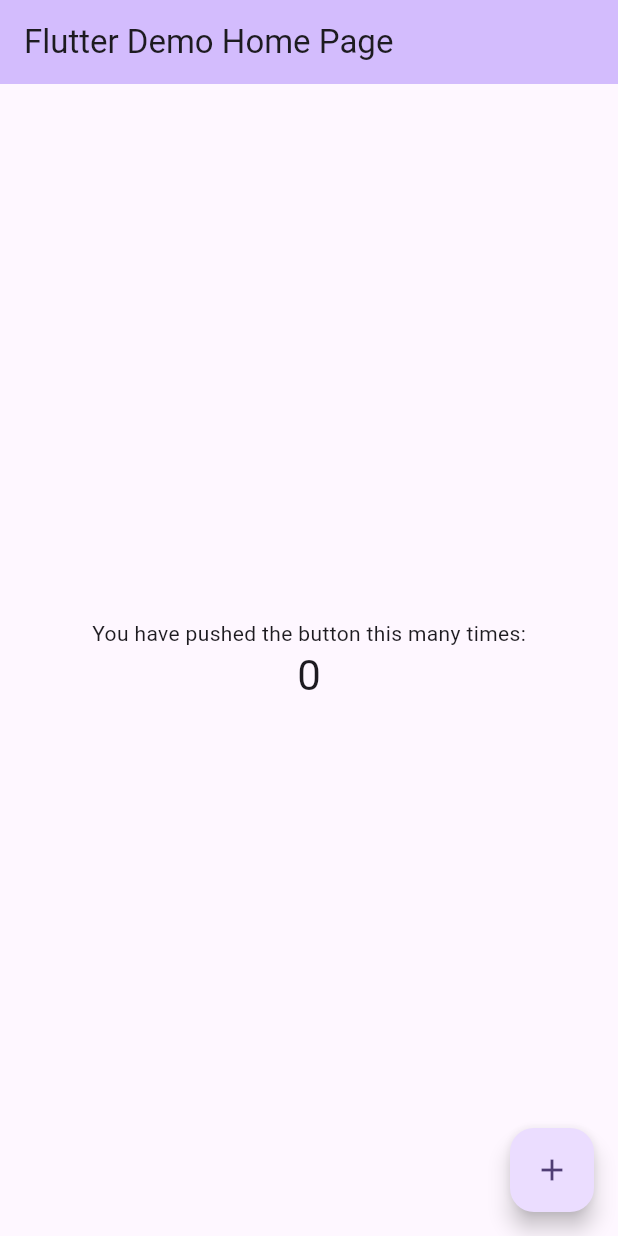
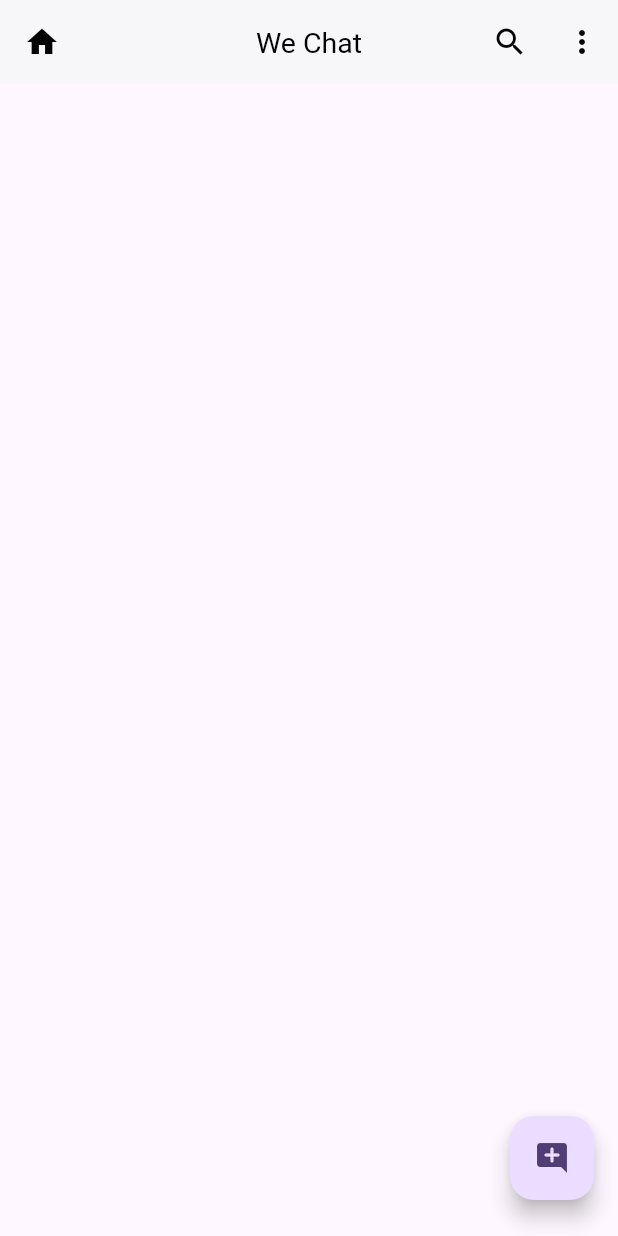
Before and after one commit to deepak20001/we_chat, a Flutter app: the screen it shows after launch, on a phone screen of 412 x 824 dp. Run offline on Flutter 3.47's test engine with Material 2 defaults, Android fonts, the phone set to English and light mode, and no system bars.

Commit message:
custom appBar theme created

```diff
--- a/lib/main.dart
+++ b/lib/main.dart
@@ -1,3 +1,4 @@
+import 'screens/home_screen.dart';
 import 'package:flutter/material.dart';
 
 void main() {
@@ -12,114 +13,25 @@ class MyApp extends StatelessWidget {
   Widget build(BuildContext context) {
     return MaterialApp(
       title: 'Flutter Demo',
+      debugShowCheckedModeBanner: false,
       theme: ThemeData(
-        // This is the theme of your application.
-        //
-        // TRY THIS: Try running your application with "flutter run". You'll see
-        // the application has a blue toolbar. Then, without quitting the app,
-        // try changing the seedColor in the colorScheme below to Colors.green
-        // and then invoke "hot reload" (save your changes or press the "hot
-        // reload" button in a Flutter-supported IDE, or press "r" if you used
-        // the command line to start the app).
-        //
-        // Notice that the counter didn't reset back to zero; the application
-        // state is not lost during the reload. To reset the state, use hot
-        // restart instead.
-        //
-        // This works for code too, not just values: Most code changes can be
-        // tested with just a hot reload.
-        colorScheme: ColorScheme.fromSeed(seedColor: Colors.deepPurple),
+        colorScheme: ColorScheme.fromSeed(
+          seedColor: Colors.deepPurple,
+        ),
+        appBarTheme: const AppBarTheme(
+          centerTitle: true,
+          elevation: 1,
+          iconTheme: IconThemeData(color: Colors.black),
+          titleTextStyle: TextStyle(
+            color: Colors.black,
+            fontWeight: FontWeight.normal,
+            fontSize: 19,
+          ),
+          backgroundColor: Colors.white,
+        ),
         useMaterial3: true,
       ),
-      home: const MyHomePage(title: 'Flutter Demo Home Page'),
+      home: const HomeScreen(),
     );
   }
 }
-
-class MyHomePage extends StatefulWidget {
-  const MyHomePage({super.key, required this.title});
-
-  // This widget is the home page of your application. It is stateful, meaning
-  // that it has a State object (defined below) that contains fields that affect
-  // how it looks.
-
-  // This class is the configuration for the state. It holds the values (in this
-  // case the title) provided by the parent (in this case the App widget) and
-  // used by the build method of the State. Fields in a Widget subclass are
-  // always marked "final".
-
-  final String title;
-
-  @override
-  State<MyHomePage> createState() => _MyHomePageState();
-}
-
-class _MyHomePageState extends State<MyHomePage> {
-  int _counter = 0;
-
-  void _incrementCounter() {
-    setState(() {
-      // This call to setState tells the Flutter framework that something has
-      // changed in this State, which causes it to rerun the build method below
-      // so that the display can reflect the updated values. If we changed
-      // _counter without calling setState(), then the build method would not be
-      // called again, and so nothing would appear to happen.
-      _counter++;
-    });
-  }
-
-  @override
-  Widget build(BuildContext context) {
-    // This method is rerun every time setState is called, for instance as done
-    // by the _incrementCounter method above.
-    //
-    // The Flutter framework has been optimized to make rerunning build methods
-    // fast, so that you can just rebuild anything that needs updating rather
-    // than having to individually change instances of widgets.
-    return Scaffold(
-      appBar: AppBar(
-        // TRY THIS: Try changing the color here to a specific color (to
-        // Colors.amber, perhaps?) and trigger a hot reload to see the AppBar
-        // change color while the other colors stay the same.
-        backgroundColor: Theme.of(context).colorScheme.inversePrimary,
-        // Here we take the value from the MyHomePage object that was created by
-        // the App.build method, and use it to set our appbar title.
-        title: Text(widget.title),
-      ),
-      body: Center(
-        // Center is a layout widget. It takes a single child and positions it
-        // in the middle of the parent.
-        child: Column(
-          // Column is also a layout widget. It takes a list of children and
-          // arranges them vertically. By default, it sizes itself to fit its
-          // children horizontally, and tries to be as tall as its parent.
-          //
-          // Column has various properties to control how it sizes itself and
-          // how it positions its children. Here we use mainAxisAlignment to
-          // center the children vertically; the main axis here is the vertical
-          // axis because Columns are vertical (the cross axis would be
-          // horizontal).
-          //
-          // TRY THIS: Invoke "debug painting" (choose the "Toggle Debug Paint"
-          // action in the IDE, or press "p" in the console), to see the
-          // wireframe for each widget.
-          mainAxisAlignment: MainAxisAlignment.center,
-          children: <Widget>[
-            const Text(
-              'You have pushed the button this many times:',
-            ),
-            Text(
-              '$_counter',
-              style: Theme.of(context).textTheme.headlineMedium,
-            ),
-          ],
-        ),
-      ),
-      floatingActionButton: FloatingActionButton(
-        onPressed: _incrementCounter,
-        tooltip: 'Increment',
-        child: const Icon(Icons.add),
-      ), // This trailing comma makes auto-formatting nicer for build methods.
-    );
-  }
-}
--- /dev/null
+++ b/lib/screens/home_screen.dart
@@ -0,0 +1,37 @@
+import 'package:flutter/material.dart';
+
+class HomeScreen extends StatefulWidget {
+  const HomeScreen({super.key});
+
+  @override
+  State<HomeScreen> createState() => _HomeScreenState();
+}
+
+class _HomeScreenState extends State<HomeScreen> {
+  @override
+  Widget build(BuildContext context) {
+    return Scaffold(
+      appBar: AppBar(
+        leading: const Icon(Icons.home),
+        title: const Text("We Chat"),
+        actions: [
+          IconButton(
+            onPressed: () {},
+            icon: const Icon(Icons.search),
+          ),
+          IconButton(
+            onPressed: () {},
+            icon: const Icon(Icons.more_vert),
+          ),
+        ],
+      ),
+      floatingActionButton: Padding(
+        padding: const EdgeInsets.only(bottom: 8.0),
+        child: FloatingActionButton(
+          onPressed: () {},
+          child: const Icon(Icons.add_comment_rounded),
+        ),
+      ),
+    );
+  }
+}
```
